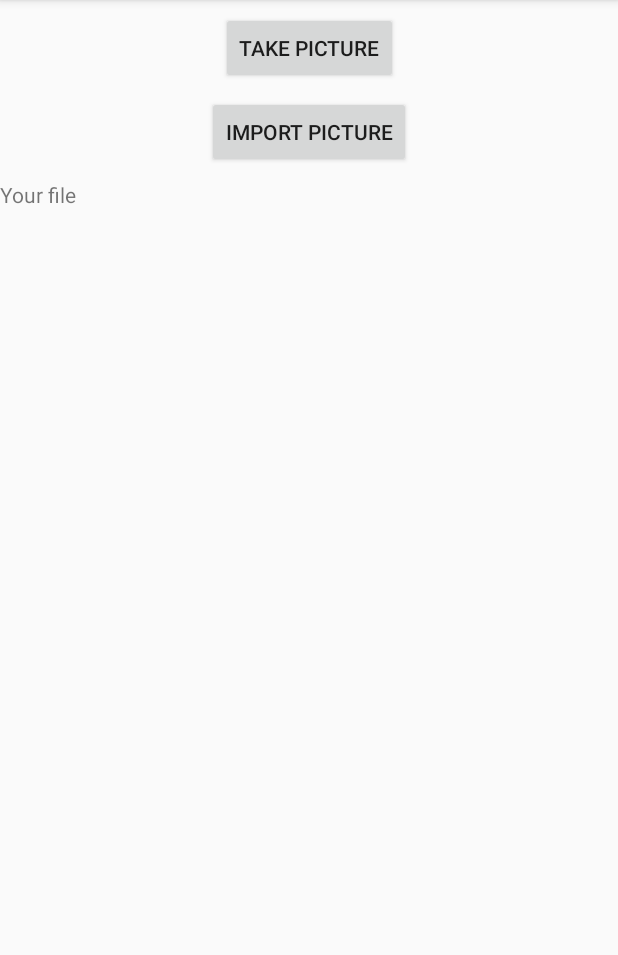
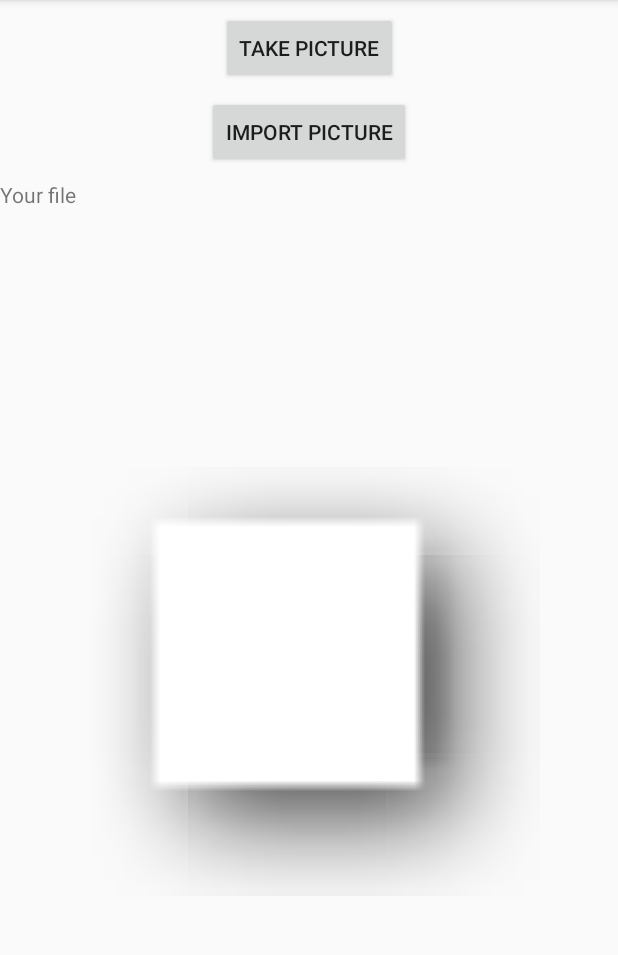
Before and after one commit to Pyrofab/ProjectAntLooker, an Android app: the screen it shows after launch (AntLookerApp), on a phone screen of 412 x 824 dp, the part 84-1039 px from its top. Run offline under Robolectric (Android 15) with nearby library versions, the phone set to English and light mode, and no system bars; 1 statement that could not run was skipped.

Commit message:
Ajout d'un display de l'image choisi au centre du menu

```diff
--- a/app/src/main/res/layout/activity_ant_looker_app.xml
+++ b/app/src/main/res/layout/activity_ant_looker_app.xml
@@ -36,4 +36,15 @@
         android:text="Your file"
         app:layout_constraintTop_toBottomOf="@+id/importPicture"
         tools:layout_editor_absoluteX="163dp" />
+
+    <ImageView
+        android:id="@+id/imageView"
+        android:layout_width="308dp"
+        android:layout_height="321dp"
+        app:layout_constraintBottom_toBottomOf="parent"
+        app:layout_constraintEnd_toEndOf="parent"
+        app:layout_constraintHorizontal_bias="0.5"
+        app:layout_constraintStart_toStartOf="parent"
+        app:layout_constraintTop_toBottomOf="@+id/textView"
+        app:srcCompat="@android:drawable/picture_frame" />
 </android.support.constraint.ConstraintLayout>
```
Also changed, not shown: app/src/main/java/fr/antproject/antlookerapp/AntLookerApp.java (+15 -1 lines).
